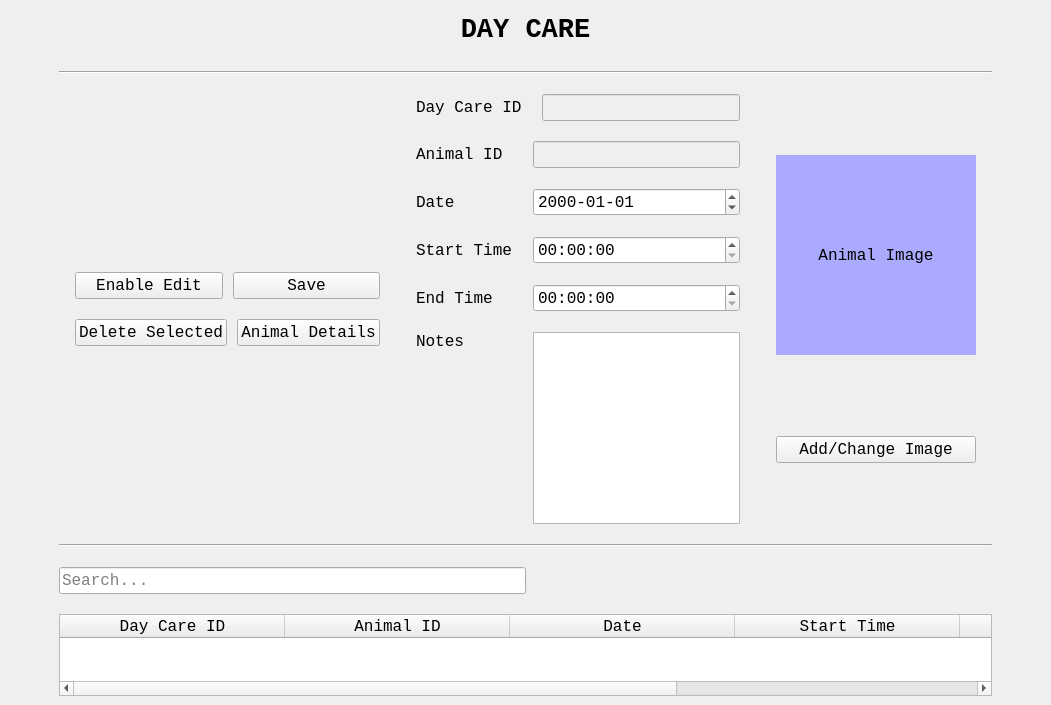
ASNaeem/Simple-VCMS, file DayCareUI.ui: the form before one commit.
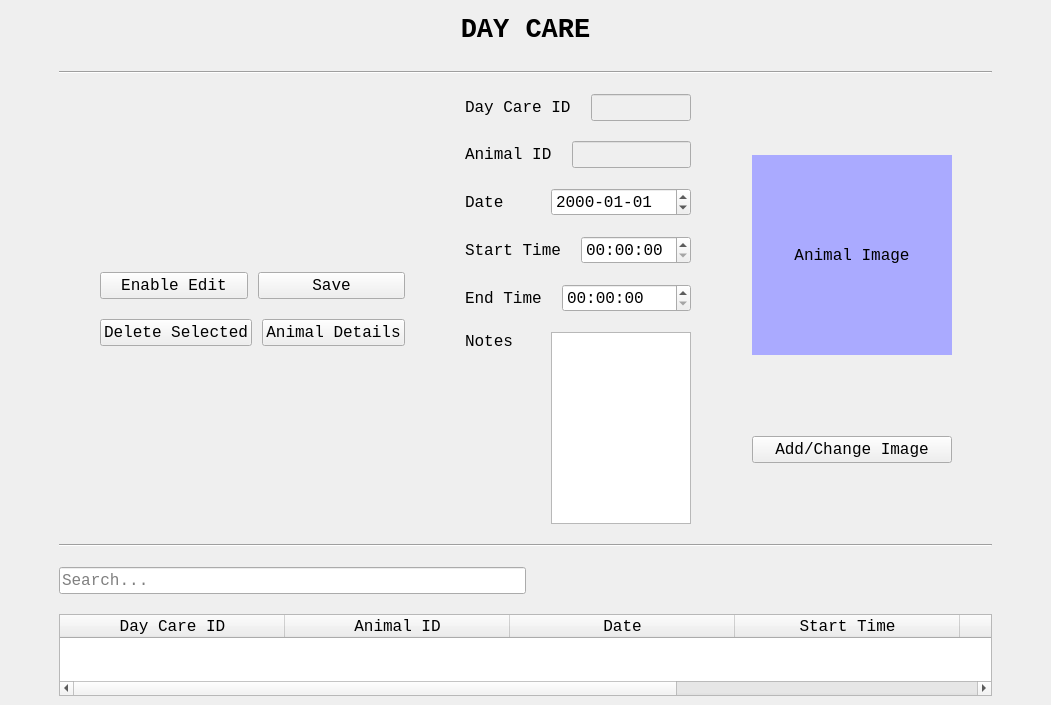
The form after the commit.

```diff
--- a/DayCareUI.ui
+++ b/DayCareUI.ui
@@ -74,7 +74,7 @@
        </widget>
       </item>
       <item>
-       <layout class="QHBoxLayout" name="horizontalLayout_4" stretch="10,0,10,0,10,0,10">
+       <layout class="QHBoxLayout" name="horizontalLayout_4" stretch="10,0,10,40,10,0,10">
         <item>
          <spacer name="horizontalSpacer_3">
           <property name="orientation">
```
